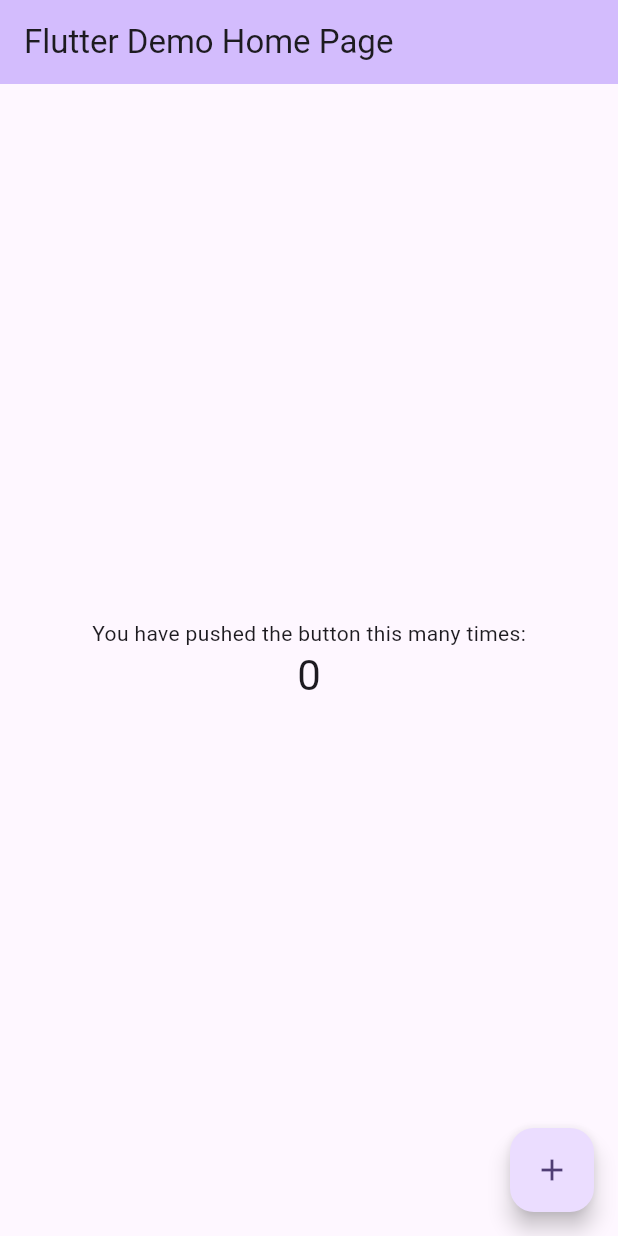
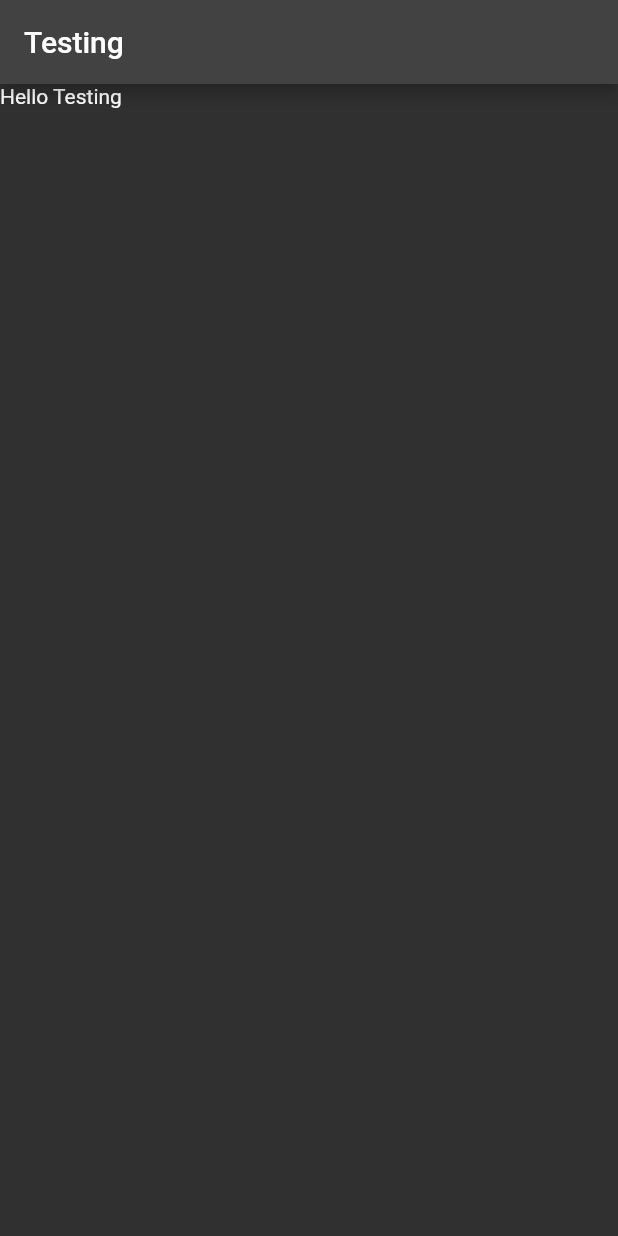
Before and after one commit to im-o/flutter-beginner-google-books, a Flutter app: the screen it shows after launch, on a phone screen of 412 x 824 dp. Run offline on Flutter 3.47's test engine with Material 2 defaults, Android fonts, the phone set to English and light mode, and no system bars.

Commit message:
:label: feat: add initial base project

```diff
--- /dev/null
+++ b/lib/app/app.dart
@@ -0,0 +1,18 @@
+/// Created by github.com/im-o on 10/14/2023.
+
+import 'package:flutter/material.dart';
+
+import '../features/home/home.dart';
+
+class App extends StatelessWidget {
+  const App({super.key});
+
+  @override
+  Widget build(BuildContext context) {
+    return MaterialApp(
+      debugShowCheckedModeBanner: false,
+      theme: ThemeData.dark(),
+      home: const HomePage(),
+    );
+  }
+}
--- /dev/null
+++ b/lib/core/component/text/text.dart
@@ -0,0 +1 @@
+/// Created by github.com/im-o on 10/14/2023.
--- /dev/null
+++ b/lib/core/preferences/preferences.dart
@@ -0,0 +1 @@
+/// Created by github.com/im-o on 10/14/2023.
--- /dev/null
+++ b/lib/core/utils/utils.dart
@@ -0,0 +1 @@
+/// Created by github.com/im-o on 10/14/2023.
--- /dev/null
+++ b/lib/features/home/data/data.dart
@@ -0,0 +1 @@
+/// Created by github.com/im-o on 10/14/2023.
--- /dev/null
+++ b/lib/features/home/data/models/models.dart
@@ -0,0 +1 @@
+/// Created by github.com/im-o on 10/14/2023.
--- /dev/null
+++ b/lib/features/home/home.dart
@@ -0,0 +1,3 @@
+/// Created by github.com/im-o on 10/14/2023.
+
+export 'presentation/presentation.dart';
--- /dev/null
+++ b/lib/features/home/presentation/component/component.dart
@@ -0,0 +1 @@
+/// Created by github.com/im-o on 10/14/2023.
--- /dev/null
+++ b/lib/features/home/presentation/pages/book_detail/page.dart
@@ -0,0 +1 @@
+/// Created by github.com/im-o on 10/14/2023.
--- /dev/null
+++ b/lib/features/home/presentation/pages/book_detail/sections/sections.dart
@@ -0,0 +1 @@
+/// Created by github.com/im-o on 10/14/2023.
--- /dev/null
+++ b/lib/features/home/presentation/pages/index/page.dart
@@ -0,0 +1,18 @@
+/// Created by github.com/im-o on 10/14/2023.
+
+
+import 'package:flutter/material.dart';
+
+class HomePage extends StatelessWidget {
+  const HomePage({super.key});
+
+  @override
+  Widget build(BuildContext context) {
+    return Scaffold(
+      appBar: AppBar(
+        title: const Text('Testing'),
+      ),
+      body: const Text('Hello Testing'),
+    );
+  }
+}
--- /dev/null
+++ b/lib/features/home/presentation/pages/index/sections/sections.dart
@@ -0,0 +1 @@
+/// Created by github.com/im-o on 10/14/2023.
--- /dev/null
+++ b/lib/features/home/presentation/pages/pages.dart
@@ -0,0 +1,3 @@
+/// Created by github.com/im-o on 10/14/2023.
+
+export 'index/page.dart';
--- /dev/null
+++ b/lib/features/home/presentation/presentation.dart
@@ -0,0 +1,3 @@
+/// Created by github.com/im-o on 10/14/2023.
+
+export 'pages/pages.dart';
--- a/lib/main.dart
+++ b/lib/main.dart
@@ -1,125 +1,7 @@
 import 'package:flutter/material.dart';
 
+import 'app/app.dart';
+
 void main() {
-  runApp(const MyApp());
+  runApp(const App());
 }
-
-class MyApp extends StatelessWidget {
-  const MyApp({super.key});
-
-  // This widget is the root of your application.
-  @override
-  Widget build(BuildContext context) {
-    return MaterialApp(
-      title: 'Flutter Demo',
-      theme: ThemeData(
-        // This is the theme of your application.
-        //
-        // TRY THIS: Try running your application with "flutter run". You'll see
-        // the application has a blue toolbar. Then, without quitting the app,
-        // try changing the seedColor in the colorScheme below to Colors.green
-        // and then invoke "hot reload" (save your changes or press the "hot
-        // reload" button in a Flutter-supported IDE, or press "r" if you used
-        // the command line to start the app).
-        //
-        // Notice that the counter didn't reset back to zero; the application
-        // state is not lost during the reload. To reset the state, use hot
-        // restart instead.
-        //
-        // This works for code too, not just values: Most code changes can be
-        // tested with just a hot reload.
-        colorScheme: ColorScheme.fromSeed(seedColor: Colors.deepPurple),
-        useMaterial3: true,
-      ),
-      home: const MyHomePage(title: 'Flutter Demo Home Page'),
-    );
-  }
-}
-
-class MyHomePage extends StatefulWidget {
-  const MyHomePage({super.key, required this.title});
-
-  // This widget is the home page of your application. It is stateful, meaning
-  // that it has a State object (defined below) that contains fields that affect
-  // how it looks.
-
-  // This class is the configuration for the state. It holds the values (in this
-  // case the title) provided by the parent (in this case the App widget) and
-  // used by the build method of the State. Fields in a Widget subclass are
-  // always marked "final".
-
-  final String title;
-
-  @override
-  State<MyHomePage> createState() => _MyHomePageState();
-}
-
-class _MyHomePageState extends State<MyHomePage> {
-  int _counter = 0;
-
-  void _incrementCounter() {
-    setState(() {
-      // This call to setState tells the Flutter framework that something has
-      // changed in this State, which causes it to rerun the build method below
-      // so that the display can reflect the updated values. If we changed
-      // _counter without calling setState(), then the build method would not be
-      // called again, and so nothing would appear to happen.
-      _counter++;
-    });
-  }
-
-  @override
-  Widget build(BuildContext context) {
-    // This method is rerun every time setState is called, for instance as done
-    // by the _incrementCounter method above.
-    //
-    // The Flutter framework has been optimized to make rerunning build methods
-    // fast, so that you can just rebuild anything that needs updating rather
-    // than having to individually change instances of widgets.
-    return Scaffold(
-      appBar: AppBar(
-        // TRY THIS: Try changing the color here to a specific color (to
-        // Colors.amber, perhaps?) and trigger a hot reload to see the AppBar
-        // change color while the other colors stay the same.
-        backgroundColor: Theme.of(context).colorScheme.inversePrimary,
-        // Here we take the value from the MyHomePage object that was created by
-        // the App.build method, and use it to set our appbar title.
-        title: Text(widget.title),
-      ),
-      body: Center(
-        // Center is a layout widget. It takes a single child and positions it
-        // in the middle of the parent.
-        child: Column(
-          // Column is also a layout widget. It takes a list of children and
-          // arranges them vertically. By default, it sizes itself to fit its
-          // children horizontally, and tries to be as tall as its parent.
-          //
-          // Column has various properties to control how it sizes itself and
-          // how it positions its children. Here we use mainAxisAlignment to
-          // center the children vertically; the main axis here is the vertical
-          // axis because Columns are vertical (the cross axis would be
-          // horizontal).
-          //
-          // TRY THIS: Invoke "debug painting" (choose the "Toggle Debug Paint"
-          // action in the IDE, or press "p" in the console), to see the
-          // wireframe for each widget.
-          mainAxisAlignment: MainAxisAlignment.center,
-          children: <Widget>[
-            const Text(
-              'You have pushed the button this many times:',
-            ),
-            Text(
-              '$_counter',
-              style: Theme.of(context).textTheme.headlineMedium,
-            ),
-          ],
-        ),
-      ),
-      floatingActionButton: FloatingActionButton(
-        onPressed: _incrementCounter,
-        tooltip: 'Increment',
-        child: const Icon(Icons.add),
-      ), // This trailing comma makes auto-formatting nicer for build methods.
-    );
-  }
-}
--- a/pubspec.yaml
+++ b/pubspec.yaml
@@ -35,6 +35,7 @@ dependencies:
   # The following adds the Cupertino Icons font to your application.
   # Use with the CupertinoIcons class for iOS style icons.
   cupertino_icons: ^1.0.2
+  flutter_staggered_grid_view: ^0.7.0
 
 dev_dependencies:
   flutter_test:
```
Also changed, not shown: pubspec.lock.
